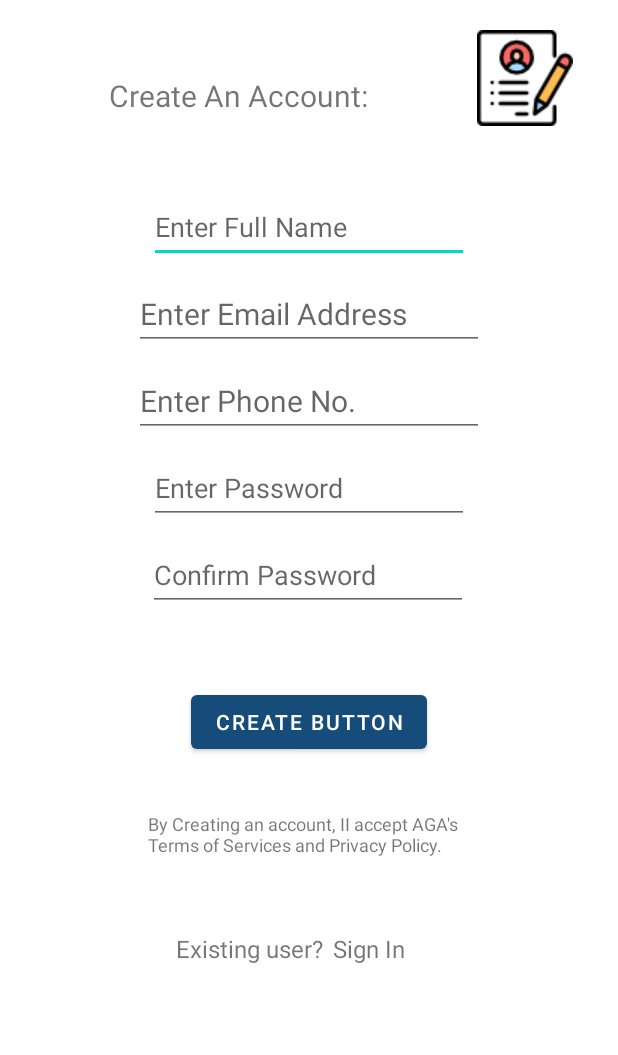
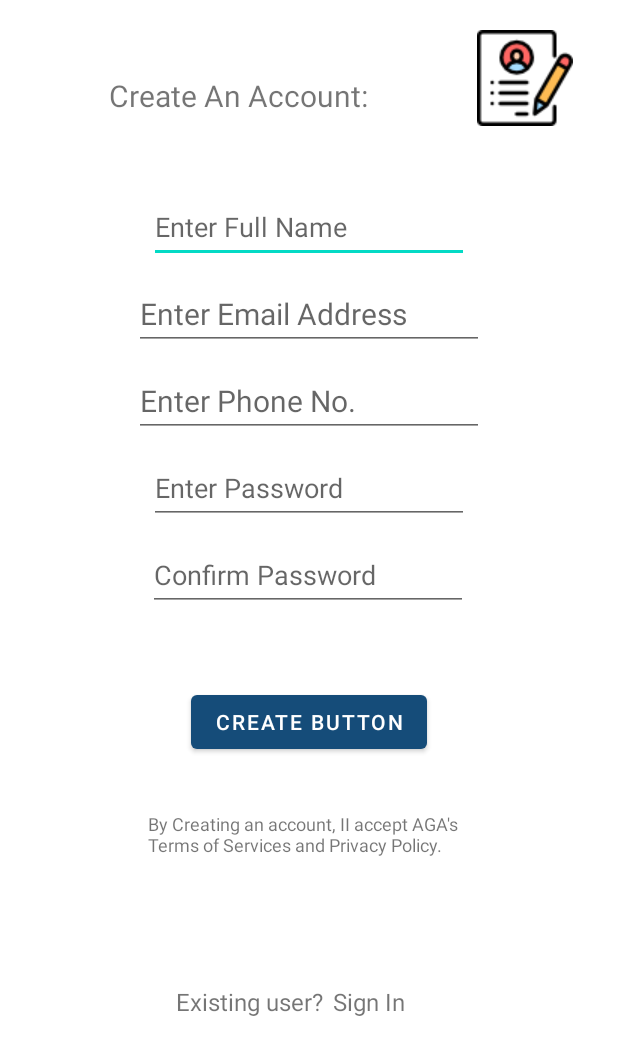
Before and after one commit to cstushar/ApnaGharAshram_Android_App, an Android app: the register_page screen opened directly, with no data from a screen before it, on a phone screen of 412 x 824 dp. Shown: the top 1055 px of the screen. Run offline under Robolectric (Android 15) with nearby library versions, the phone set to English and light mode, and no system bars; Roboto replaces fonts that are not available here.

Commit message:
Update activity_register_page.xml

```diff
--- a/AGA/app/src/main/res/layout/activity_register_page.xml
+++ b/AGA/app/src/main/res/layout/activity_register_page.xml
@@ -123,8 +123,10 @@
         android:layout_height="wrap_content"
         android:layout_marginTop="50dp"
         android:layout_marginEnd="80dp"
+        android:layout_marginBottom="110dp"
         android:text="Existing user?"
         android:textSize="16sp"
+        app:layout_constraintBottom_toBottomOf="parent"
         app:layout_constraintEnd_toEndOf="parent"
         app:layout_constraintStart_toStartOf="parent"
         app:layout_constraintTop_toBottomOf="@+id/textView23" />
@@ -135,8 +137,10 @@
         android:layout_height="wrap_content"
         android:layout_marginStart="80dp"
         android:layout_marginTop="50dp"
+        android:layout_marginBottom="110dp"
         android:text="Sign In"
         android:textSize="16sp"
+        app:layout_constraintBottom_toBottomOf="parent"
         app:layout_constraintEnd_toEndOf="parent"
         app:layout_constraintStart_toStartOf="parent"
         app:layout_constraintTop_toBottomOf="@+id/textView23" />
```
